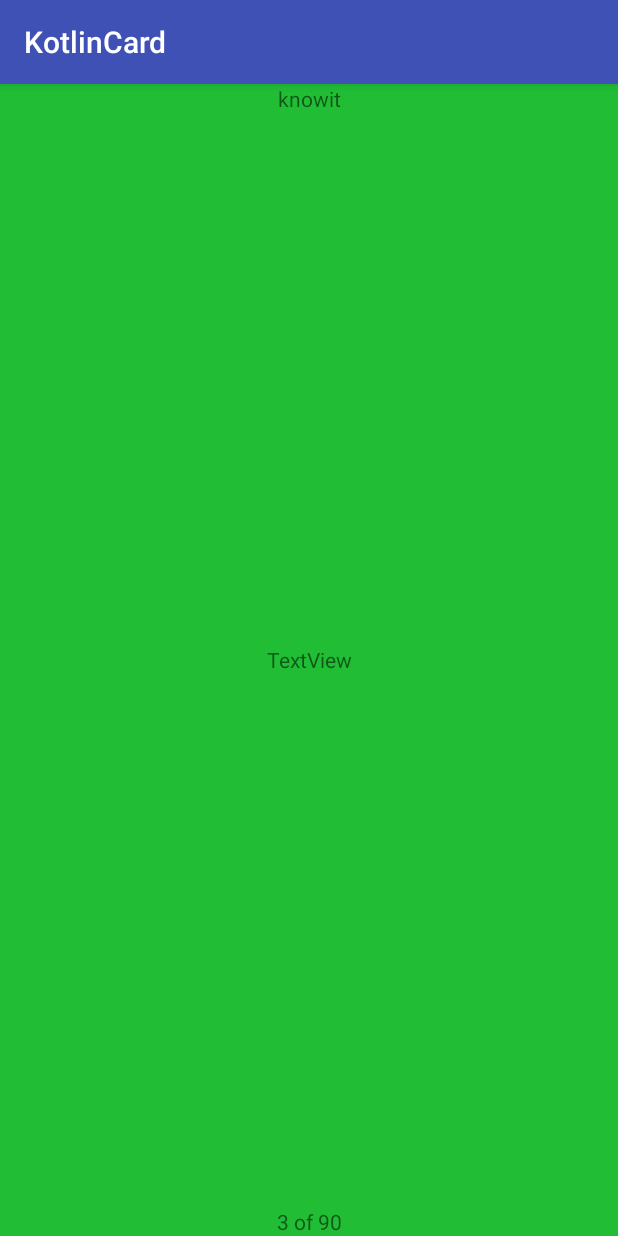
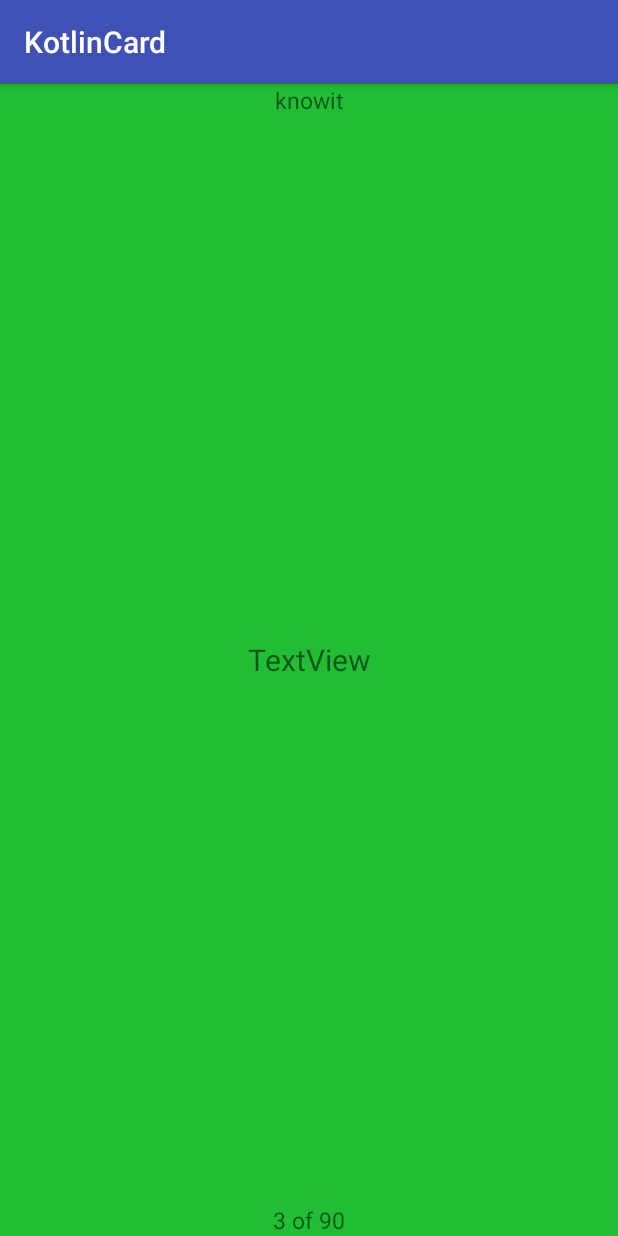
Before and after one commit to WillyScott/KotlinCard, an Android app: the fragment StartCardsFragment placed in its activity, on a phone screen of 412 x 824 dp. Run offline under Robolectric (Android 15) with nearby library versions, the phone set to English and light mode, and no system bars; our stand-ins replace RxJava; libraries missing offline, so code that uses them is left out: io.reactivex.internal, org.jetbrains.anko; 4 statements that could not run were skipped.

Commit message:
Added dimension file and changes layout

```diff
--- a/app/src/main/res/layout/fragment_start_cards.xml
+++ b/app/src/main/res/layout/fragment_start_cards.xml
@@ -17,23 +17,26 @@
         android:layout_height="wrap_content"
         android:inputType="none"
         android:text="knowit"
+        android:textSize="@dimen/text_size_pageknowit"
         android:gravity="center_horizontal"/>
 
     <TextView
         android:id="@+id/frontbackView"
         android:layout_width="match_parent"
-        android:layout_height="400dp"
+        android:layout_height="0dp"
+        android:textSize="@dimen/text_size_cards"
         android:layout_weight="1"
         android:gravity="center"
-
         android:inputType="none"
-        android:text="TextView" />
+        android:text="TextView"
+        android:layout_marginLeft="5dp"
+        android:layout_marginRight="5dp"/>
 
     <TextView
         android:id="@+id/pagenum"
         android:layout_width="match_parent"
         android:layout_height="wrap_content"
-
+        android:textSize="@dimen/text_size_pageknowit"
         android:gravity="center_horizontal"
         android:inputType="none"
         android:text="3 of 90" />
--- /dev/null
+++ b/app/src/main/res/values/dimen.xml
@@ -0,0 +1,5 @@
+<?xml version="1.0" encoding="utf-8"?>
+<resources>
+    <dimen name="text_size_cards">20dp</dimen>
+    <dimen name="text_size_pageknowit">15dp</dimen>
+</resources>
```
